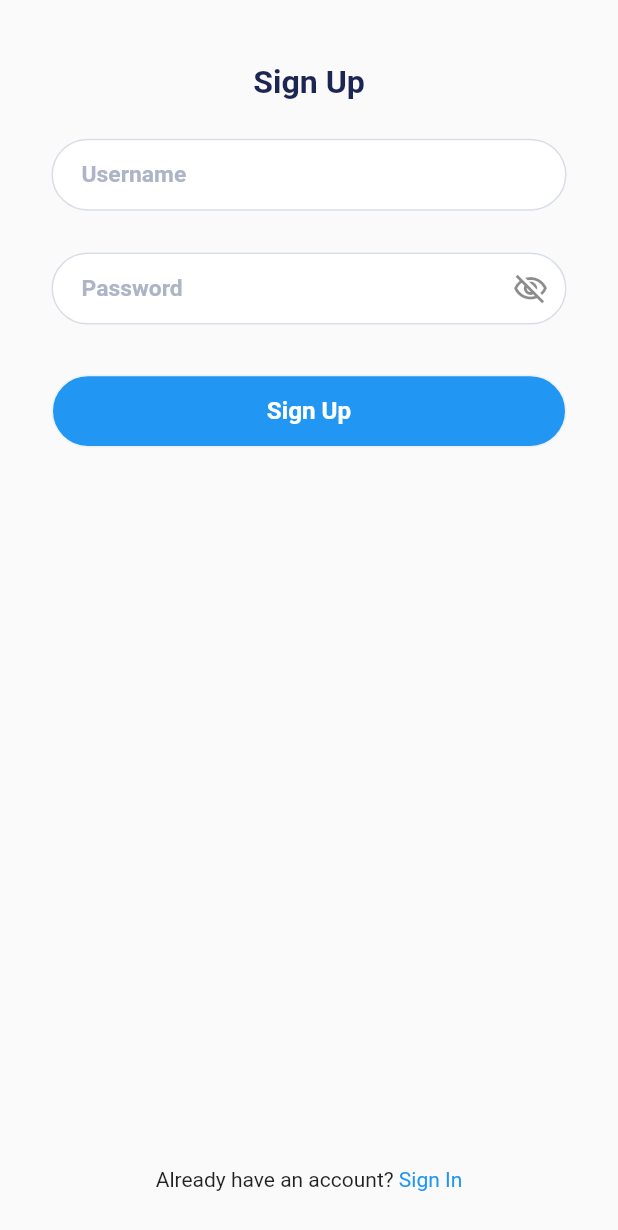
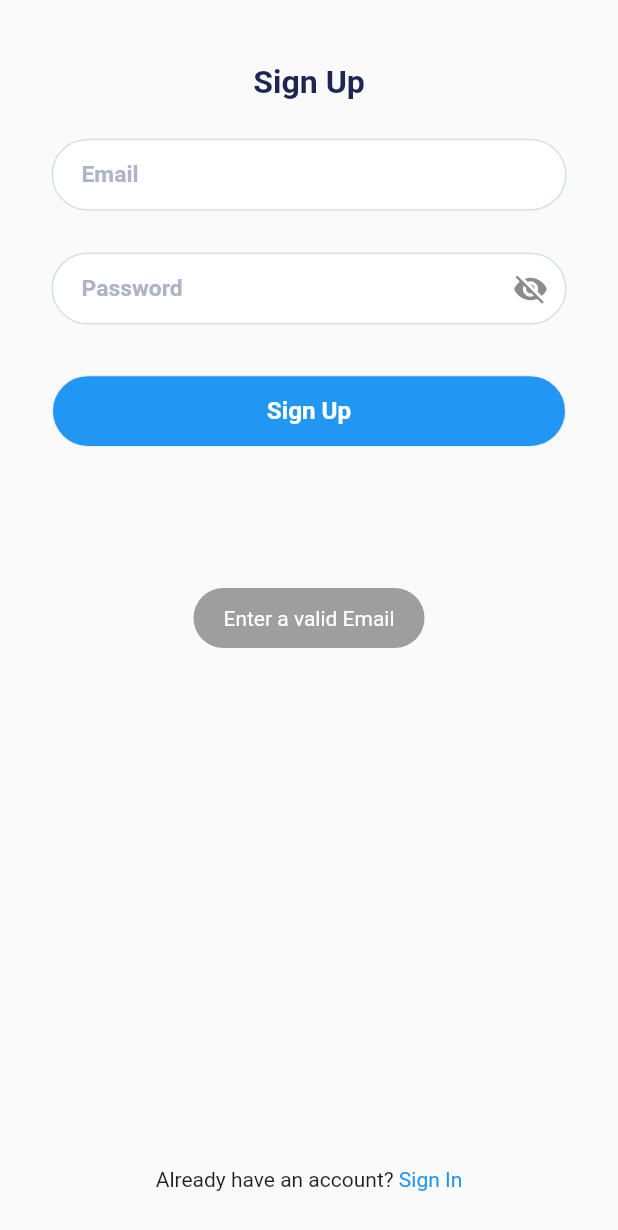
Before and after one commit to salahvk/delivery_app, a Flutter app: the screen it shows after launch, after a tap on "Create new one", after a tap on "Sign Up", on a phone screen of 412 x 824 dp. Shown: the top 1230 px of the screen. Run offline on Flutter 3.47's test engine with Material 2 defaults, Android fonts, the phone set to English and light mode, and no system bars; our stand-ins replace firebase_auth, firebase_core, fluttertoast; accounts and stored records are empty; Roboto replaces fonts that are missing (Open).

Commit message:
firebase login and signup created

```diff
--- a/lib/components/routes_manager.dart
+++ b/lib/components/routes_manager.dart
@@ -1,15 +1,17 @@
 import 'package:flutter/material.dart';
-import 'package:flutter_application_shopping/screens/homepage.dart';
-import 'package:flutter_application_shopping/screens/loginScreen.dart';
+import 'package:flutter_application_shopping/screens/home.dart';
+import 'package:flutter_application_shopping/screens/place_menu.dart';
+import 'package:flutter_application_shopping/screens/sign_in.dart';
 import 'package:flutter_application_shopping/screens/splash_screen.dart';
 
-import '../screens/signup.dart';
+import '../screens/sign_up.dart';
 
 class Routes {
   static const String splashRoute = '/';
+  static const String homeRoute = '/home';
   static const String loginRoute = '/login';
   static const String signUpRoute = '/SignUp';
-  static const String home = '/Home';
+  static const String placeMenu = '/PlaceMenu';
 }
 
 class RouteGenerator {
@@ -17,12 +19,14 @@ class RouteGenerator {
     switch (routeSettings.name) {
       case Routes.splashRoute:
         return MaterialPageRoute(builder: (_) => const Splash());
+      case Routes.homeRoute:
+        return MaterialPageRoute(builder: (_) => const Home());
       case Routes.loginRoute:
         return MaterialPageRoute(builder: (_) => const LoginPage());
       case Routes.signUpRoute:
         return MaterialPageRoute(builder: (_) => const SignUpPage());
-      case Routes.home:
-        return MaterialPageRoute(builder: (_) => const Home());
+      case Routes.placeMenu:
+        return MaterialPageRoute(builder: (_) => const PlaceMenu());
 
       default:
         return unDefinedRoute();
--- a/lib/main.dart
+++ b/lib/main.dart
@@ -1,6 +1,6 @@
 import 'package:firebase_core/firebase_core.dart';
 import 'package:flutter/material.dart';
-import 'package:flutter_application_shopping/screens/loginScreen.dart';
+import 'package:flutter_application_shopping/screens/sign_in.dart';
 
 import 'components/routes_manager.dart';
 
--- a/lib/screens/loginScreen.dart
+++ /dev/null
@@ -1,175 +0,0 @@
-import 'package:flutter/material.dart';
-import 'package:flutter_application_shopping/constants/colors.dart';
-import 'package:flutter_application_shopping/constants/textfieldDecoration.dart';
-import 'package:fluttertoast/fluttertoast.dart';
-
-import '../components/routes_manager.dart';
-
-class LoginPage extends StatefulWidget {
-  const LoginPage({Key? key}) : super(key: key);
-
-  @override
-  State<LoginPage> createState() => _LoginPageState();
-}
-
-class _LoginPageState extends State<LoginPage> {
-  @override
-  Widget build(BuildContext context) {
-    // var focusNode = FocusNode();
-    bool isPasswordVisible = true;
-    String email = "";
-    String password = "";
-    bool loading = false;
-    Size size = MediaQuery.of(context).size;
-
-    return Scaffold(
-      body: SafeArea(
-          child: Padding(
-        padding: const EdgeInsets.all(10.0),
-        child: Column(
-          children: [
-            Row(
-              children: [
-                Container(
-                  margin: EdgeInsets.only(
-                      top: size.height / 15, left: size.height / 26),
-                  child: Text("Sign In",
-                      style: TextStyle(
-                          fontSize: size.height / 38.5,
-                          fontFamily: "Open",
-                          fontWeight: FontWeight.w600,
-                          color: incomingCallerNameColor)),
-                ),
-              ],
-            ),
-            Container(
-              margin: EdgeInsets.only(top: size.height / 20),
-              height: size.height / 17,
-              width: size.width / 1.2,
-              child: TextField(
-                keyboardType: TextInputType.emailAddress,
-                onSubmitted: (value) {
-                  // FocusScope.of(context).requestFocus(focusNode);
-                },
-                onChanged: (value) {},
-                style: TextStyle(
-                    color: readRowTextColor,
-                    fontFamily: "Open",
-                    fontWeight: FontWeight.w600,
-                    fontSize: size.height / 54),
-                decoration: searchBoxDecoration.copyWith(
-                  hintText: "Username",
-                ),
-                cursorColor: readRowTextColor,
-              ),
-            ),
-            Container(
-              margin: EdgeInsets.only(top: size.height / 30),
-              height: size.height / 17,
-              width: size.width / 1.2,
-              child: TextField(
-                // focusNode: focusNode,
-                obscureText: isPasswordVisible,
-                onSubmitted: (value) {
-                  if (email.isEmpty) {
-                    Fluttertoast.showToast(
-                        msg: "Enter Username",
-                        textColor: Colors.white,
-                        backgroundColor: Colors.grey,
-                        gravity: ToastGravity.CENTER);
-                    // _scaffoldKey.currentState.showSnackBar(new SnackBar(content: new Text("Enter Username")));
-                  } else if (password.isEmpty) {
-                    Fluttertoast.showToast(
-                        msg: "Enter Password",
-                        textColor: Colors.white,
-                        backgroundColor: Colors.grey,
-                        gravity: ToastGravity.CENTER);
-                    // _scaffoldKey.currentState.showSnackBar(new SnackBar(content: new Text("Enter Password")));
-                  } else {
-                    setState(() {
-                      loading = true;
-                    });
-                  }
-                },
-                onChanged: (value) {
-                  setState(() {
-                    password = value;
-                  });
-                },
-                style: TextStyle(
-                    color: readRowTextColor,
-                    fontFamily: "Open",
-                    fontWeight: FontWeight.w600,
-                    fontSize: size.height / 54),
-                decoration: searchBoxDecoration.copyWith(
-                  hintText: "Password",
-                  suffixIcon: IconButton(
-                      icon: Icon(!isPasswordVisible
-                          ? Icons.visibility_outlined
-                          : Icons.visibility_off_outlined),
-                      onPressed: () {
-                        setState(() {
-                          isPasswordVisible = !isPasswordVisible;
-                        });
-                      }),
-                ),
-                cursorColor: readRowTextColor,
-              ),
-            ),
-            Container(
-              margin: EdgeInsets.only(top: size.height / 50),
-              child: Row(
-                mainAxisAlignment: MainAxisAlignment.spaceEvenly,
-                children: const [Text('Remember Me'), Text('Forgot Password')],
-              ),
-            ),
-            Container(
-              margin: EdgeInsets.only(top: size.height / 25),
-              height: size.height / 17,
-              width: size.width / 1.2,
-              decoration: BoxDecoration(
-                  color: Colors.blue,
-                  border: Border.all(color: borderColor, width: 1),
-                  borderRadius: const BorderRadius.all(Radius.circular(28))),
-              child: Center(
-                child: loading == false
-                    ? Text("Sign In",
-                        style: TextStyle(
-                            fontSize: size.height / 51,
-                            fontFamily: "Open",
-                            fontWeight: FontWeight.w600,
-                            color: Colors.white))
-                    : Container(
-                        child: const CircularProgressIndicator(
-                          backgroundColor: fabColor,
-                          valueColor:
-                              AlwaysStoppedAnimation<Color>(Colors.white),
-                        ),
-                      ),
-              ),
-            ),
-            const Spacer(),
-            Row(
-              mainAxisAlignment: MainAxisAlignment.center,
-              children: [
-                const Text('Dont have an account? '),
-                GestureDetector(
-                  child: const Text(
-                    'Create new one',
-                    style: TextStyle(color: Colors.blue),
-                  ),
-                  onTap: () {
-                    Navigator.pushReplacementNamed(context, Routes.signUpRoute);
-                  },
-                )
-              ],
-            ),
-            const SizedBox(
-              height: 20,
-            )
-          ],
-        ),
-      )),
-    );
-  }
-}
--- /dev/null
+++ b/lib/screens/sign_in.dart
@@ -0,0 +1,228 @@
+import 'package:firebase_auth/firebase_auth.dart';
+import 'package:flutter/material.dart';
+import 'package:flutter_application_shopping/constants/colors.dart';
+import 'package:flutter_application_shopping/constants/textfieldDecoration.dart';
+import 'package:fluttertoast/fluttertoast.dart';
+
+import '../components/routes_manager.dart';
+
+class LoginPage extends StatefulWidget {
+  const LoginPage({Key? key}) : super(key: key);
+
+  @override
+  State<LoginPage> createState() => _LoginPageState();
+}
+
+class _LoginPageState extends State<LoginPage> {
+  TextEditingController emailcontroller = TextEditingController();
+  TextEditingController passcontroller = TextEditingController();
+  bool _isPasswordVisible = true;
+  String email = "";
+  String password = "";
+  bool loading = false;
+  var focusNode = FocusNode();
+
+  @override
+  Widget build(BuildContext context) {
+    Size size = MediaQuery.of(context).size;
+
+    return Scaffold(
+      body: SafeArea(
+          child: Padding(
+        padding: const EdgeInsets.all(10.0),
+        child: Column(
+          children: [
+            Row(
+              children: [
+                Container(
+                  margin: EdgeInsets.only(
+                      top: size.height / 15, left: size.height / 26),
+                  child: Text("Sign In",
+                      style: TextStyle(
+                          fontSize: size.height / 38.5,
+                          fontFamily: "Open",
+                          fontWeight: FontWeight.w600,
+                          color: incomingCallerNameColor)),
+                ),
+              ],
+            ),
+            Container(
+              margin: EdgeInsets.only(top: size.height / 20),
+              height: size.height / 17,
+              width: size.width / 1.2,
+              child: TextField(
+                keyboardType: TextInputType.emailAddress,
+                controller: emailcontroller,
+                onSubmitted: (value) {
+                  FocusScope.of(context).requestFocus(focusNode);
+                },
+                onChanged: (value) {},
+                style: TextStyle(
+                    color: readRowTextColor,
+                    fontFamily: "Open",
+                    fontWeight: FontWeight.w600,
+                    fontSize: size.height / 54),
+                decoration: searchBoxDecoration.copyWith(
+                  hintText: "Email",
+                ),
+                cursorColor: readRowTextColor,
+              ),
+            ),
+            Container(
+              margin: EdgeInsets.only(top: size.height / 30),
+              height: size.height / 17,
+              width: size.width / 1.2,
+              child: TextField(
+                focusNode: focusNode,
+                obscureText: _isPasswordVisible,
+                controller: passcontroller,
+                onChanged: (value) {
+                  setState(() {
+                    password = value;
+                  });
+                },
+                style: TextStyle(
+                    color: readRowTextColor,
+                    fontFamily: "Open",
+                    fontWeight: FontWeight.w600,
+                    fontSize: size.height / 54),
+                decoration: searchBoxDecoration.copyWith(
+                  hintText: "Password",
+                  suffixIcon: IconButton(
+                      icon: Icon(_isPasswordVisible
+                          ? Icons.visibility_off_outlined
+                          : Icons.visibility_outlined),
+                      onPressed: () {
+                        setState(() {
+                          _isPasswordVisible = !_isPasswordVisible;
+                        });
+                      }),
+                ),
+                cursorColor: readRowTextColor,
+              ),
+            ),
+            Container(
+              margin: EdgeInsets.only(top: size.height / 50),
+              child: Row(
+                mainAxisAlignment: MainAxisAlignment.spaceEvenly,
+                children: const [Text('Remember Me'), Text('Forgot Password')],
+              ),
+            ),
+            GestureDetector(
+              onTap: () {
+                onsubmitted();
+              },
+              child: Container(
+                margin: EdgeInsets.only(top: size.height / 25),
+                height: size.height / 17,
+                width: size.width / 1.2,
+                decoration: BoxDecoration(
+                    color: Colors.blue,
+                    border: Border.all(color: borderColor, width: 1),
+                    borderRadius: const BorderRadius.all(Radius.circular(28))),
+                child: Center(
+                  child: loading == false
+                      ? Text("Sign In",
+                          style: TextStyle(
+                              fontSize: size.height / 51,
+                              fontFamily: "Open",
+                              fontWeight: FontWeight.w600,
+                              color: Colors.white))
+                      : Container(
+                          child: const CircularProgressIndicator(
+                            backgroundColor: fabColor,
+                            valueColor:
+                                AlwaysStoppedAnimation<Color>(Colors.white),
+                          ),
+                        ),
+                ),
+              ),
+            ),
+            const Spacer(),
+            Row(
+              mainAxisAlignment: MainAxisAlignment.center,
+              children: [
+                const Text('Dont have an account? '),
+                GestureDetector(
+                  child: const Text(
+                    'Create new one',
+                    style: TextStyle(color: Colors.blue),
+                  ),
+                  onTap: () {
+                    Navigator.pushReplacementNamed(context, Routes.signUpRoute);
+                  },
+                )
+              ],
+            ),
+            const SizedBox(
+              height: 20,
+            )
+          ],
+        ),
+      )),
+    );
+  }
+
+  Future onsubmitted() async {
+    email = emailcontroller.text;
+    password = passcontroller.text;
+    print(email);
+    bool emailValid = RegExp(
+            r"^[a-zA-Z0-9.a-zA-Z0-9.!#$%&'*+-/=?^_`{|}~]+@[a-zA-Z0-9]+\.[a-zA-Z]+")
+        .hasMatch(email);
+    print('$emailValid emailValid');
+
+    if (email.isEmpty || email.length < 4 || emailValid != true) {
+      Fluttertoast.showToast(
+          msg: "Enter a valid Email",
+          textColor: Colors.white,
+          backgroundColor: Colors.grey,
+          gravity: ToastGravity.CENTER);
+    } else if (password.isEmpty || password.length < 6) {
+      Fluttertoast.showToast(
+          msg: "Password must be 6 Characters",
+          textColor: Colors.white,
+          backgroundColor: Colors.grey,
+          gravity: ToastGravity.CENTER);
+    } else {
+      setState(() {
+        loading = true;
+      });
+      try {
+        await FirebaseAuth.instance.signInWithEmailAndPassword(
+            email: emailcontroller.text, password: passcontroller.text);
+        print('Sign in');
+        Navigator.pushReplacementNamed(context, Routes.placeMenu);
+      } on FirebaseAuthException catch (e) {
+        print(e.code);
+        print(e.message);
+        if (e.code == 'wrong-password') {
+          // print(
+          //     'The password is invalid or the user does not have a password.');
+          Fluttertoast.showToast(
+              msg: "The password is invalid",
+              textColor: Colors.white,
+              backgroundColor: Colors.grey,
+              gravity: ToastGravity.CENTER);
+        } else if (e.code == 'email-already-in-use') {
+          print('The account already exists for that email.');
+        } else if (e.code == 'user-not-found') {
+          Fluttertoast.showToast(
+              msg: "There is no user in this name",
+              textColor: Colors.white,
+              backgroundColor: Colors.grey,
+              gravity: ToastGravity.CENTER);
+        }
+        setState(() {
+          loading = false;
+        });
+        // Fluttertoast.showToast(
+        //     msg: "SomeThing Wrong",
+        //     textColor: Colors.white,
+        //     backgroundColor: Colors.grey,
+        //     gravity: ToastGravity.CENTER);
+        // print(e);
+      }
+    }
+  }
+}
--- a/lib/screens/signup.dart
+++ b/lib/screens/sign_up.dart
@@ -16,14 +16,22 @@ class _SignUpPageState extends State<SignUpPage> {
   TextEditingController emailcontroller = TextEditingController();
   TextEditingController passcontroller = TextEditingController();
   var focusNode = FocusNode();
-  var unusedFocusNode = FocusNode();
-  @override
-  Widget build(BuildContext context) {
-    bool isPasswordVisible = true;
+  bool isPasswordVisible = false;
   String email = "";
   String password = "";
   bool loading = false;
+  final snackBar = const SnackBar(
+    content: Text('Account Created!'),
+  );
+  @override
+  Widget build(BuildContext context) {
     Size size = MediaQuery.of(context).size;
+
+    void setPsswordVisibility() {
+      setState(() {
+        isPasswordVisible = !isPasswordVisible;
+      });
+    }
 
     return Scaffold(
       body: SafeArea(
@@ -58,7 +66,7 @@ class _SignUpPageState extends State<SignUpPage> {
                     fontWeight: FontWeight.w600,
                     fontSize: size.height / 54),
                 decoration: searchBoxDecoration.copyWith(
-                  hintText: "Username",
+                  hintText: "Email",
                 ),
                 cursorColor: readRowTextColor,
               ),
@@ -72,27 +80,7 @@ class _SignUpPageState extends State<SignUpPage> {
                 autofocus: false,
                 obscureText: isPasswordVisible,
                 controller: passcontroller,
-                onSubmitted: (value) {
-                  if (email.isEmpty) {
-                    Fluttertoast.showToast(
-                        msg: "Enter Username",
-                        textColor: Colors.white,
-                        backgroundColor: Colors.grey,
-                        gravity: ToastGravity.CENTER);
-                    // _scaffoldKey.currentState.showSnackBar(new SnackBar(content: new Text("Enter Username")));
-                  } else if (password.isEmpty) {
-                    Fluttertoast.showToast(
-                        msg: "Enter Password",
-                        textColor: Colors.white,
-                        backgroundColor: Colors.grey,
-                        gravity: ToastGravity.CENTER);
-                    // _scaffoldKey.currentState.showSnackBar(new SnackBar(content: new Text("Enter Password")));
-                  } else {
-                    setState(() {
-                      loading = true;
-                    });
-                  }
-                },
+                onSubmitted: (value) {},
                 onChanged: (value) {
                   setState(() {
                     password = value;
@@ -106,13 +94,13 @@ class _SignUpPageState extends State<SignUpPage> {
                 decoration: searchBoxDecoration.copyWith(
                   hintText: "Password",
                   suffixIcon: IconButton(
-                      icon: Icon(!isPasswordVisible
-                          ? Icons.visibility_outlined
-                          : Icons.visibility_off_outlined),
+                      icon: Icon(
+                        isPasswordVisible
+                            ? Icons.visibility
+                            : Icons.visibility_off,
+                      ),
                       onPressed: () {
-                        setState(() {
-                          isPasswordVisible = !isPasswordVisible;
-                        });
+                        setPsswordVisibility();
                       }),
                 ),
                 cursorColor: readRowTextColor,
@@ -124,9 +112,8 @@ class _SignUpPageState extends State<SignUpPage> {
             GestureDetector(
               onTap: () {
                 print('tappp');
-                print(emailcontroller.text);
-                signup();
-                print(signup());
+
+                onsubmitted();
               },
               child: Container(
                 margin: EdgeInsets.only(top: size.height / 25),
@@ -179,15 +166,49 @@ class _SignUpPageState extends State<SignUpPage> {
     );
   }
 
-  Future<bool> signup() async {
+  Future onsubmitted() async {
+    email = emailcontroller.text;
+    password = passcontroller.text;
+    print(email);
+    bool emailValid = RegExp(
+            r"^[a-zA-Z0-9.a-zA-Z0-9.!#$%&'*+-/=?^_`{|}~]+@[a-zA-Z0-9]+\.[a-zA-Z]+")
+        .hasMatch(email);
+    print('$emailValid emailValid');
+
+    if (email.isEmpty || email.length < 4 || emailValid != true) {
+      Fluttertoast.showToast(
+          msg: "Enter a valid Email",
+          textColor: Colors.white,
+          backgroundColor: Colors.grey,
+          gravity: ToastGravity.CENTER);
+    } else if (password.isEmpty || password.length < 6) {
+      Fluttertoast.showToast(
+          msg: "Password must be 6 Characters",
+          textColor: Colors.white,
+          backgroundColor: Colors.grey,
+          gravity: ToastGravity.CENTER);
+    } else {
+      setState(() {
+        loading = true;
+      });
       try {
         await FirebaseAuth.instance.createUserWithEmailAndPassword(
             email: emailcontroller.text, password: passcontroller.text);
-      Navigator.pushReplacementNamed(context, Routes.home);
-      return true;
+        ScaffoldMessenger.of(context).showSnackBar(snackBar);
+        print('successsssssssss');
+        Navigator.pushReplacementNamed(context, Routes.loginRoute);
+        loading = false;
       } on FirebaseAuthException catch (e) {
+        setState(() {
+          loading = false;
+        });
+        Fluttertoast.showToast(
+            msg: "SomeThing Wrong",
+            textColor: Colors.white,
+            backgroundColor: Colors.grey,
+            gravity: ToastGravity.CENTER);
         print(e);
-      return false;
       }
     }
   }
+}
```
Also changed, not shown: lib/screens/home.dart (added, +23 -0 lines), lib/screens/homepage.dart (deleted, +0 -18 lines), lib/screens/place_menu.dart (added, +20 -0 lines), pubspec.lock. Lines whose indentation alone changed are shown as unchanged.
